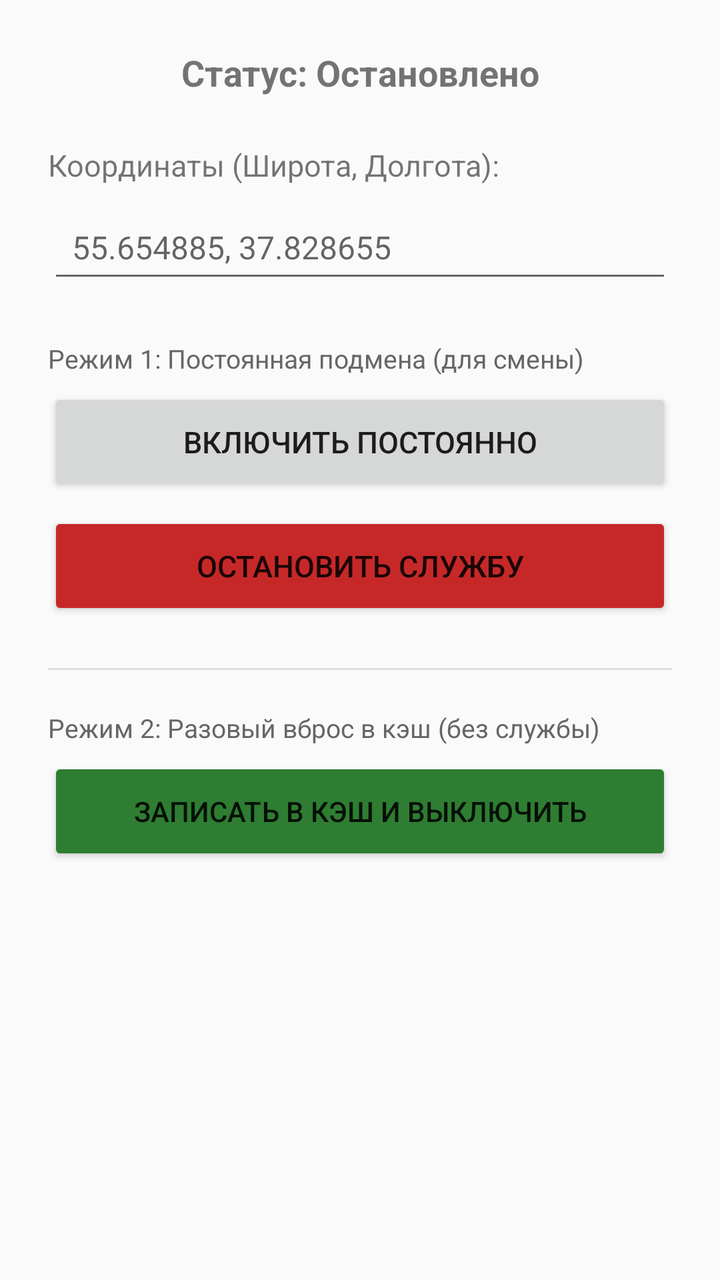
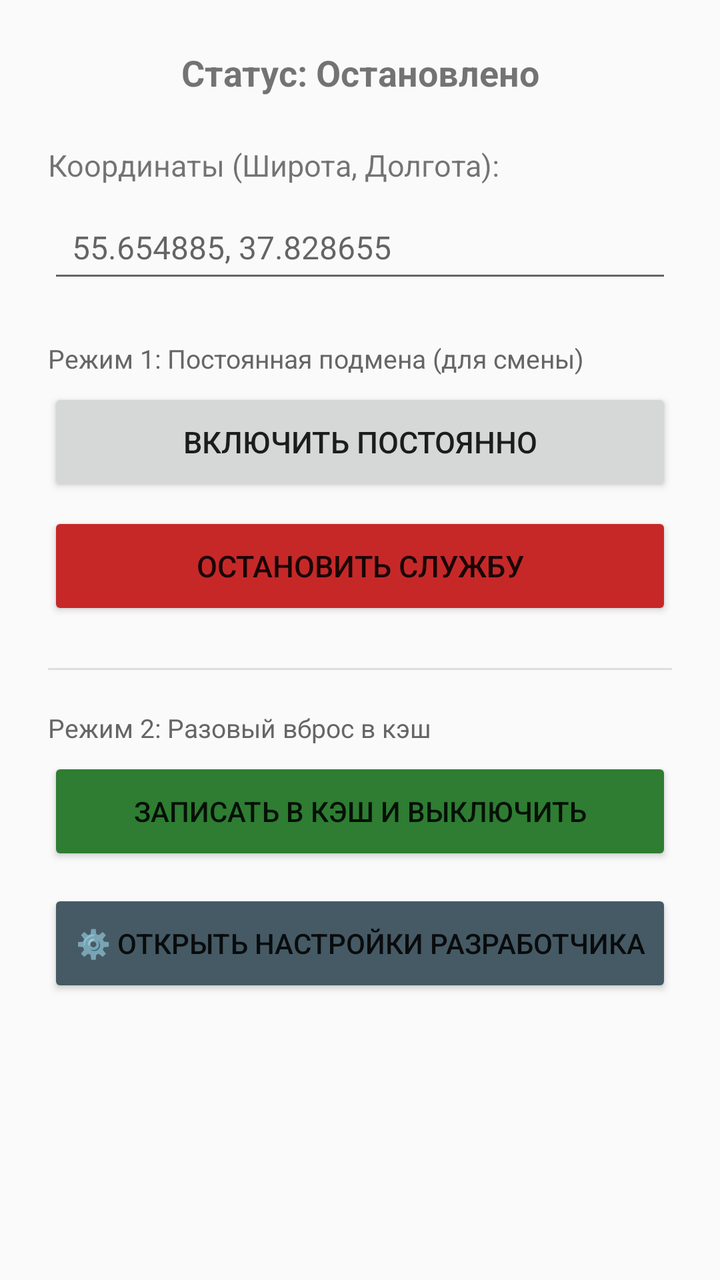

Before-and-after screenshots of an Android layout around one commit, followed by the original layout XML and the change that was made.
<!-- AndroidManifest.xml: application theme Theme.AppCompat.Light.DarkActionBar -->
<!-- res/layout/activity_main.xml -->
<?xml version="1.0" encoding="utf-8"?>
<ScrollView xmlns:android="http://schemas.android.com/apk/res/android"
    android:layout_width="match_parent"
    android:layout_height="match_parent"
    android:fillViewport="true">

    <LinearLayout
        android:layout_width="match_parent"
        android:layout_height="wrap_content"
        android:orientation="vertical"
        android:padding="24dp"
        android:gravity="center_horizontal">

        <TextView
            android:id="@+id/tvStatus"
            android:layout_width="match_parent"
            android:layout_height="wrap_content"
            android:text="Статус: Остановлено"
            android:textSize="18sp"
            android:textStyle="bold"
            android:gravity="center"
            android:layout_marginBottom="24dp"/>

        <TextView
            android:layout_width="match_parent"
            android:layout_height="wrap_content"
            android:text="Координаты (Широта, Долгота):"
            android:textSize="15sp"
            android:layout_marginBottom="8dp"/>

        <EditText
            android:id="@+id/etCoordinates"
            android:layout_width="match_parent"
            android:layout_height="wrap_content"
            android:hint="55.654885, 37.828655"
            android:inputType="text"
            android:textSize="16sp"
            android:padding="12dp"
            android:layout_marginBottom="24dp"/>

        
        <TextView
            android:layout_width="match_parent"
            android:layout_height="wrap_content"
            android:text="Режим 1: Постоянная подмена (для смены)"
            android:textSize="13sp"
            android:textColor="#666666"
            android:layout_marginBottom="6dp"/>

        <Button
            android:id="@+id/btnStart"
            android:layout_width="match_parent"
            android:layout_height="54dp"
            android:text="ВКЛЮЧИТЬ ПОСТОЯННО"
            android:textSize="15sp"
            android:layout_marginBottom="8dp"/>

        <Button
            android:id="@+id/btnStop"
            android:layout_width="match_parent"
            android:layout_height="54dp"
            android:text="ОСТАНОВИТЬ СЛУЖБУ"
            android:textSize="15sp"
            android:backgroundTint="#C62828"
            android:layout_marginBottom="24dp"/>

        
        <View
            android:layout_width="match_parent"
            android:layout_height="1dp"
            android:background="#DDDDDD"
            android:layout_marginBottom="20dp"/>

        
        <TextView
            android:layout_width="match_parent"
            android:layout_height="wrap_content"
            android:text="Режим 2: Разовый вброс в кэш (без службы)"
            android:textSize="13sp"
            android:textColor="#666666"
            android:layout_marginBottom="6dp"/>

        <Button
            android:id="@+id/btnFreeze"
            android:layout_width="match_parent"
            android:layout_height="54dp"
            android:text="ЗАПИСАТЬ В КЭШ И ВЫКЛЮЧИТЬ"
            android:textSize="14sp"
            android:backgroundTint="#2E7D32"/>

    </LinearLayout>
</ScrollView>
<!-- resources referenced by this layout -->
<resources>

</resources>

<!-- the commit's change to res/layout/activity_main.xml (unified diff, before → after) -->
@@ -75,7 +75,7 @@
         <TextView
             android:layout_width="match_parent"
             android:layout_height="wrap_content"
-            android:text="Режим 2: Разовый вброс в кэш (без службы)"
+            android:text="Режим 2: Разовый вброс в кэш"
             android:textSize="13sp"
             android:textColor="#666666"
             android:layout_marginBottom="6dp"/>
@@ -86,7 +86,16 @@
             android:layout_height="54dp"
             android:text="ЗАПИСАТЬ В КЭШ И ВЫКЛЮЧИТЬ"
             android:textSize="14sp"
-            android:backgroundTint="#2E7D32"/>
+            android:backgroundTint="#2E7D32"
+            android:layout_marginBottom="12dp"/>
+
+        <Button
+            android:id="@+id/btnOpenDev"
+            android:layout_width="match_parent"
+            android:layout_height="54dp"
+            android:text="⚙️ ОТКРЫТЬ НАСТРОЙКИ РАЗРАБОТЧИКА"
+            android:textSize="14sp"
+            android:backgroundTint="#455A64"/>
 
     </LinearLayout>
 </ScrollView>
